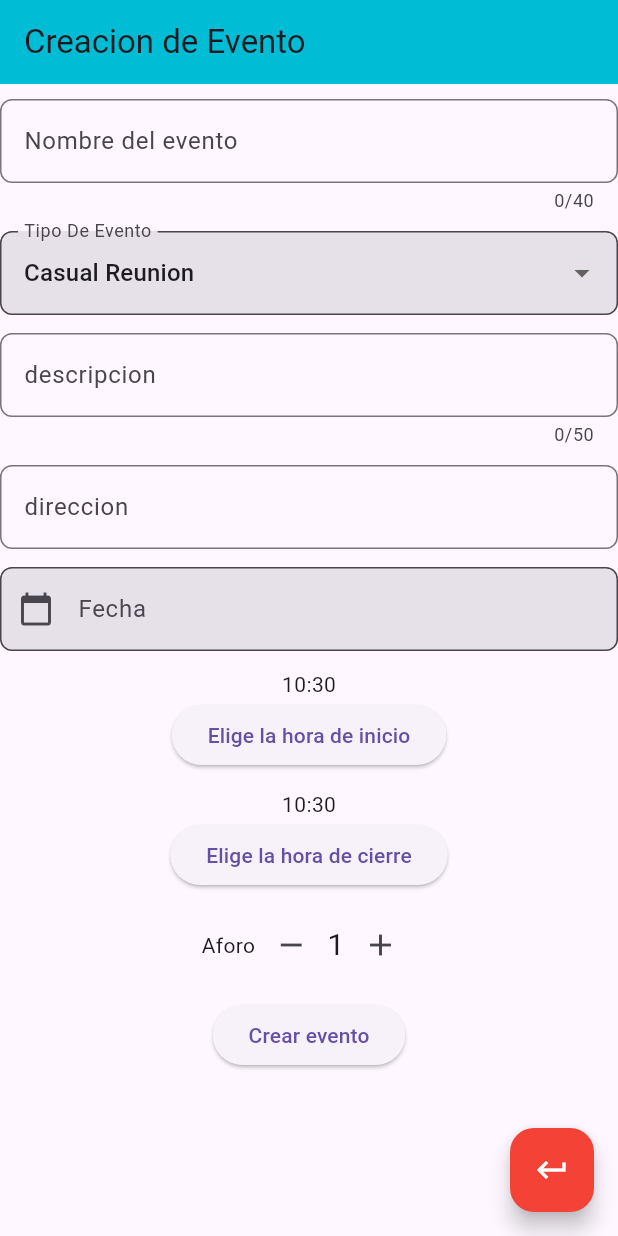
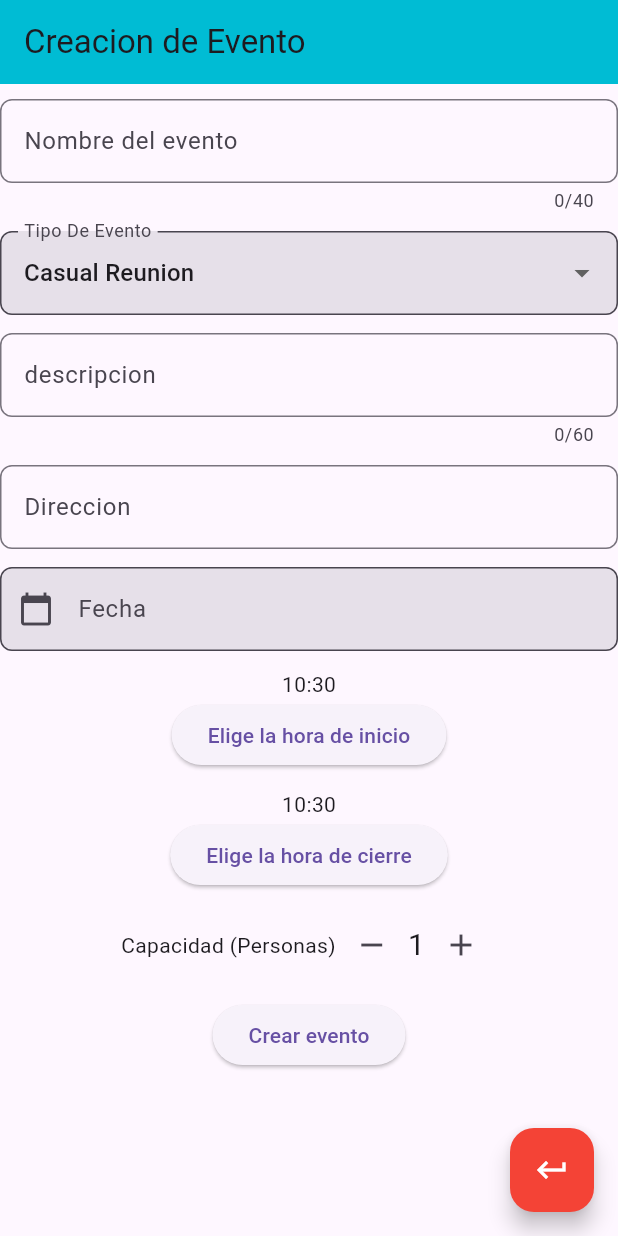
Before and after one commit to MrSp000ky/manejador_eventos, a Flutter app: the CreationEventPage screen opened by its route, on a phone screen of 412 x 824 dp. Run offline on Flutter 3.47's test engine with Material 3 defaults, Android fonts, the phone set to English and light mode, and no system bars; our stand-ins replace cloud_firestore, firebase_auth, firebase_core, flutter_riverpod, go_router; accounts and stored records are empty.

Commit message:
Commit UpdateEvent pero Bonito

```diff
--- a/lib/presentation/screens/creationScreen/CreationEventPage.dart
+++ b/lib/presentation/screens/creationScreen/CreationEventPage.dart
@@ -34,6 +34,7 @@ class _CreationEventPage extends ConsumerState<CreationEventPage> {
         appBar: AppBar(
           backgroundColor: Colors.cyan,
           title: const Text('Creacion de Evento'),
+
         ),
         body: SingleChildScrollView(
           child: Column(children: [
--- a/lib/presentation/screens/widgets/event_creation_custom_fields/address_input.dart
+++ b/lib/presentation/screens/widgets/event_creation_custom_fields/address_input.dart
@@ -1,14 +1,16 @@
 import 'package:flutter/material.dart';
 class address_input extends StatelessWidget{
+  final String? initialValue;
   final Function(String)? onChanged;
-  const address_input({super.key,this.onChanged});
+  const address_input({super.key,this.onChanged, this.initialValue = ''});
   @override
   Widget build(BuildContext context) {
     return TextFormField(
+      initialValue: initialValue,
       onChanged: onChanged,
       decoration: InputDecoration(
-        label:  const Text("direccion"),
-        hintText: 'calle numero fraccionamiento',
+        label:  const Text("Direccion"),
+        hintText: 'Calle Numero Fraccionamiento',
         border: OutlineInputBorder(
           borderRadius: BorderRadius.circular(8),
           borderSide: const BorderSide(color: Colors.black),
--- a/lib/presentation/screens/widgets/event_creation_custom_fields/capacity_input.dart
+++ b/lib/presentation/screens/widgets/event_creation_custom_fields/capacity_input.dart
@@ -1,9 +1,9 @@
 import 'package:flutter/material.dart';
 
 class Capacity_input extends StatefulWidget {
-
+  final String? initialValue;
   final Function(int) onChanged;
-  const Capacity_input({super.key, required this.onChanged});
+  const Capacity_input({super.key, required this.onChanged, this.initialValue = ''});
 
   @override
   _Capacity_inputState createState() => _Capacity_inputState();
@@ -11,6 +11,15 @@ class Capacity_input extends StatefulWidget {
 
 class _Capacity_inputState extends State<Capacity_input> {
   int count = 1;
+
+    @override
+    void initState() {
+    super.initState();
+    if (widget.initialValue!= null && widget.initialValue!= '') {
+      count = int.parse(widget.initialValue!);
+    }
+  }
+
 
   void _increment() {
     setState(() {
@@ -34,7 +43,7 @@ class _Capacity_inputState extends State<Capacity_input> {
     return Row(
       mainAxisAlignment: MainAxisAlignment.center,
       children: <Widget>[
-        const Text('Aforo'),
+        const Text('Capacidad (Personas)'),
         IconButton(
           icon:const Icon(Icons.remove),
           onPressed: _decrement,
--- a/lib/presentation/screens/widgets/event_creation_custom_fields/date_input.dart
+++ b/lib/presentation/screens/widgets/event_creation_custom_fields/date_input.dart
@@ -1,8 +1,9 @@
 import 'package:flutter/material.dart';
 
 class Date_Input extends StatefulWidget {
+  final String? initialValue;
   final ValueChanged<String> onChanged;
-  const Date_Input({super.key, required this.onChanged});
+  const Date_Input({super.key, required this.onChanged, this.initialValue});
 
   @override
   State<Date_Input> createState() => _Date_InputState();
@@ -12,13 +13,21 @@ class _Date_InputState extends State<Date_Input> {
   DateTime? _selectedDate;
 
   @override
+  void initState() {
+    super.initState();
+    if (widget.initialValue!= null) {
+      _selectedDate = DateTime.parse(widget.initialValue!);
+    }
+  }
+
+  @override
   Widget build(BuildContext context) {
 
     return TextFormField(
       decoration: InputDecoration(
         labelText: "Fecha",
         filled: true,
-        prefixIcon: Icon(Icons.calendar_today),
+        prefixIcon: const Icon(Icons.calendar_today),
         border: OutlineInputBorder(
           borderRadius: BorderRadius.circular(8),
           borderSide: const BorderSide(color: Colors.black),
@@ -27,7 +36,7 @@ class _Date_InputState extends State<Date_Input> {
       readOnly: true,
       onTap: () => _selectDate(context),
       controller: TextEditingController(
-        text: _selectedDate != null ? _selectedDate!.toString().split(' ')[0] : ''
+        text: _selectedDate!= null? _selectedDate!.toString().split(' ')[0] : widget.initialValue?? ''
        ) // Llamar _selectDate al tocar el campo
     );
   }
@@ -35,11 +44,11 @@ class _Date_InputState extends State<Date_Input> {
   Future<void> _selectDate(BuildContext context) async {
     final DateTime? picked = await showDatePicker(
       context: context,
-      initialDate: DateTime.now(),
+      initialDate: _selectedDate?? DateTime.now(),
       firstDate: DateTime(2000),
       lastDate: DateTime(2100),
     );
-    if (picked != null) {
+    if (picked!= null) {
       setState(() {
         _selectedDate = picked;
          widget.onChanged(_selectedDate!.toString().split(' ')[0]);
--- a/lib/presentation/screens/widgets/event_creation_custom_fields/description_input.dart
+++ b/lib/presentation/screens/widgets/event_creation_custom_fields/description_input.dart
@@ -1,14 +1,16 @@
 import 'package:flutter/material.dart';
 
 class Description_Input extends StatelessWidget{
-final Function(String)? onChanged;
+  final String? initialValue;
+  final Function(String)? onChanged;
 
-    const Description_Input({super.key,this.onChanged});
+    const Description_Input({super.key,this.onChanged, this.initialValue = ""});
   @override
   Widget build(BuildContext context) {
   return TextFormField(
+      initialValue: initialValue,
       onChanged: onChanged,
-      maxLength: 50,
+      maxLength: 60,
       decoration: InputDecoration(
         label: const Text("descripcion"),
         border: OutlineInputBorder(
@@ -20,7 +22,7 @@ final Function(String)? onChanged;
         if (value!.isEmpty) {
           return "Es obligatorio llenar el campo";
         }
-        if(value.length > 30){
+        if(value.length > 60){
           return "La descripcion no puede tener mas de 30 caracteres";
         }
         return null;
--- a/lib/presentation/screens/widgets/event_creation_custom_fields/hourEnd_input.dart
+++ b/lib/presentation/screens/widgets/event_creation_custom_fields/hourEnd_input.dart
@@ -1,16 +1,26 @@
 import 'package:flutter/material.dart';
 class HourEnd_input extends StatefulWidget{
+    final TimeOfDay? initialValue;
     final ValueChanged<TimeOfDay> onChanged;
 
-    const HourEnd_input({super.key, required this.onChanged});
+    const HourEnd_input({super.key, required this.onChanged, this.initialValue});
 
-@override
-_HourEndState createState(){
-  return _HourEndState();
+      @override
+      _HourEndState createState(){
+      return _HourEndState();
 }
 }
 class _HourEndState extends State<HourEnd_input>{
+
   TimeOfDay selectedTime=TimeOfDay.now();
+
+  @override
+  void initState() {
+    super.initState();
+    selectedTime = widget.initialValue?? TimeOfDay.now();
+  }
+
+
   @override
   Widget build(BuildContext context) {
     return Center(
--- a/lib/presentation/screens/widgets/event_creation_custom_fields/hourStart_input.dart
+++ b/lib/presentation/screens/widgets/event_creation_custom_fields/hourStart_input.dart
@@ -1,8 +1,9 @@
 import 'package:flutter/material.dart';
 class HourStart_input extends StatefulWidget{
 
+  final TimeOfDay? initialValue;
   final ValueChanged<TimeOfDay> onChanged;
-  const HourStart_input({super.key, required this.onChanged});
+  const HourStart_input({super.key, required this.onChanged, this.initialValue});
 
 @override
 _HourStartState createState(){
@@ -11,6 +12,13 @@ _HourStartState createState(){
 }
 class _HourStartState extends State<HourStart_input>{
   TimeOfDay selectedTime=TimeOfDay.now();
+
+  @override
+  void initState() {
+    super.initState();
+    selectedTime = widget.initialValue?? TimeOfDay.now();
+  }
+
   @override
   Widget build(BuildContext context) {
     return Center(
--- a/lib/presentation/screens/widgets/event_creation_custom_fields/name_input.dart
+++ b/lib/presentation/screens/widgets/event_creation_custom_fields/name_input.dart
@@ -1,12 +1,14 @@
 import 'package:flutter/material.dart';
 class name_Input extends StatelessWidget {
+
+  final String? initialValue;
   final Function(String)? onChanged;
-
-  const name_Input({super.key, this.onChanged});
+  const name_Input({super.key, this.onChanged, this.initialValue});
 
   @override
   Widget build(BuildContext context) {
     return TextFormField(
+      initialValue: initialValue,
       onChanged: onChanged,
       maxLength: 40,
       decoration: InputDecoration(
--- a/lib/presentation/screens/widgets/event_creation_custom_fields/type_event_input.dart
+++ b/lib/presentation/screens/widgets/event_creation_custom_fields/type_event_input.dart
@@ -2,8 +2,10 @@
 import 'package:flutter/material.dart';
 
 class Type_Event extends StatefulWidget {
+
+  final String? initialValue;
   final ValueChanged<String> onChanged;
-  const Type_Event({super.key, required this.onChanged });
+  const Type_Event({super.key, required this.onChanged, this.initialValue });
 
   @override
   _Type_EventState createState() => _Type_EventState();
@@ -11,6 +13,12 @@ class Type_Event extends StatefulWidget {
 class _Type_EventState extends State<Type_Event> {
   // ignore: unused_field
   String _selectedOption = 'Casual Reunion';
+
+   @override
+    void initState() {
+      super.initState();
+      _selectedOption = widget.initialValue?? 'Casual Reunion';
+  }
 
   @override
   Widget build(BuildContext context) {
```
Also changed, not shown: lib/presentation/screens/editEventScreen/EditEventScreen.dart (+29 -78 lines).
